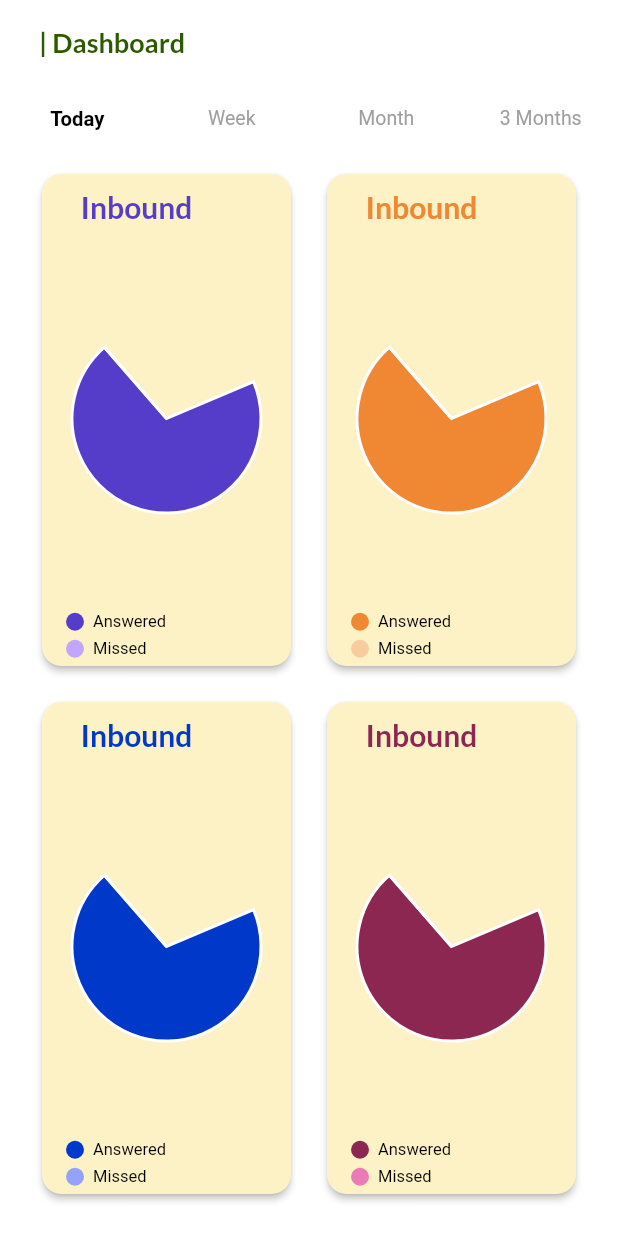
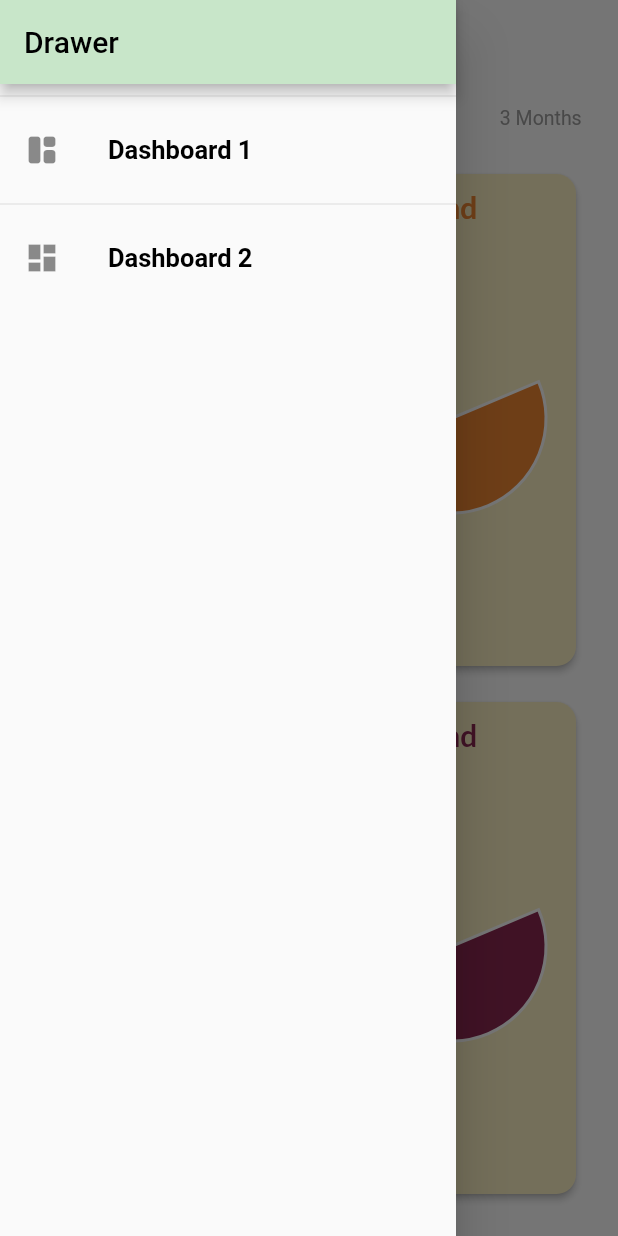
Before and after one commit to RohanSengupta326/RealTimeDashboard2, a Flutter app: the screen it shows after launch, with the side drawer open (before the commit the screen has no drawer), on a phone screen of 412 x 824 dp. Run offline on Flutter 3.47's test engine with Material 2 defaults, Android fonts, the phone set to English and light mode, and no system bars; our stand-ins replace charts_flutter, get.

Commit message:
added secondary dashboard and graph structure

```diff
--- /dev/null
+++ b/lib/call_analytics_monitor_view/app_drawer.dart
@@ -0,0 +1,51 @@
+import 'package:flutter/material.dart';
+import 'package:get/get.dart';
+import 'package:login/homeview.dart';
+import 'dashboard2.dart';
+
+class AppDrawer extends StatelessWidget {
+  @override
+  Widget build(BuildContext context) {
+    return Drawer(
+      child: Column(
+        children: [
+          AppBar(
+            backgroundColor: Colors.green[100],
+            title: const Text('Drawer',
+                style: TextStyle(
+                  color: Colors.black,
+                )),
+            automaticallyImplyLeading: false,
+          ),
+          const Divider(),
+          ListTile(
+            leading: Icon(
+              Icons.space_dashboard_rounded,
+            ),
+            title: Text('Dashboard 1',
+                style: TextStyle(
+                  color: Colors.black,
+                )),
+            onTap: () {
+              // Navigator.of(context).pushReplacementNamed('/');
+              Get.offAll(HomeView());
+            },
+          ),
+          const Divider(),
+          ListTile(
+            leading: Icon(
+              Icons.dashboard_sharp,
+            ),
+            title: Text('Dashboard 2',
+                style: TextStyle(
+                  color: Colors.black,
+                )),
+            onTap: () {
+              Get.offAll(DashboardTwo());
+            },
+          ),
+        ],
+      ),
+    );
+  }
+}
--- a/lib/homeview.dart
+++ b/lib/homeview.dart
@@ -40,6 +40,7 @@ import 'package:login/call_analytics_monitor_view/callAnalyticsView.dart';
 import 'package:login/graphs/charts_and_cards.dart';
 
 import './api/post.dart';
+import './call_analytics_monitor_view/app_drawer.dart';
 
 class HomeView extends StatefulWidget {
   @override
@@ -63,10 +64,12 @@ class _HomeViewState extends State<HomeView> {
       length: 4,
       // how many tabs
       child: Scaffold(
+        drawer: AppDrawer(),
         backgroundColor: Colors.white,
         appBar: AppBar(
           bottom: const TabBar(
             // tabs
+
             labelColor: Colors.black,
             // selected tab color
             labelStyle: TextStyle(
@@ -111,16 +114,14 @@ class _HomeViewState extends State<HomeView> {
           ),
           elevation: 0,
           backgroundColor: Colors.white,
-          title: const Padding(
-            padding: EdgeInsets.only(left: 10.0),
-            child: Text(
+          iconTheme: IconThemeData(color: Color(0xff2b5a00)),
+          title: const Text(
             '| Dashboard',
             style: TextStyle(
                 color: Color(0xff2b5a00),
                 fontSize: 18,
                 fontFamily: 'Lato',
                 fontWeight: FontWeight.bold),
-            ),
           ),
         ),
         body: /* SingleChildScrollView(
```
Also changed, not shown: lib/call_analytics_monitor_view/dashboard2.dart (added, +316 -0 lines). Lines whose indentation alone changed are shown as unchanged.
